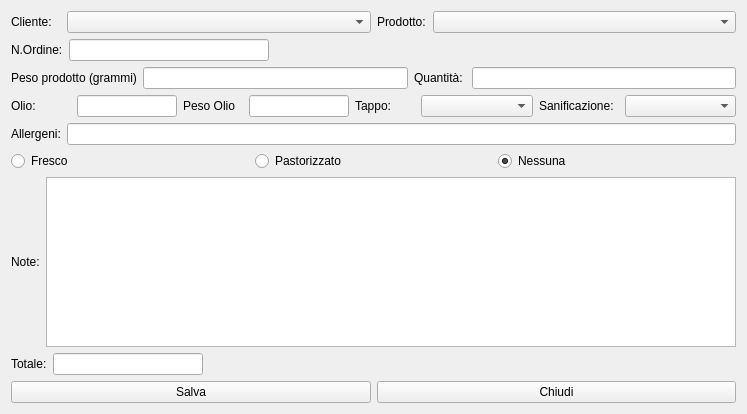
Before: the Qt Designer form hwpmanager.ui in fblabs/hamlet-mod-sancon, drawn with Qt 5.
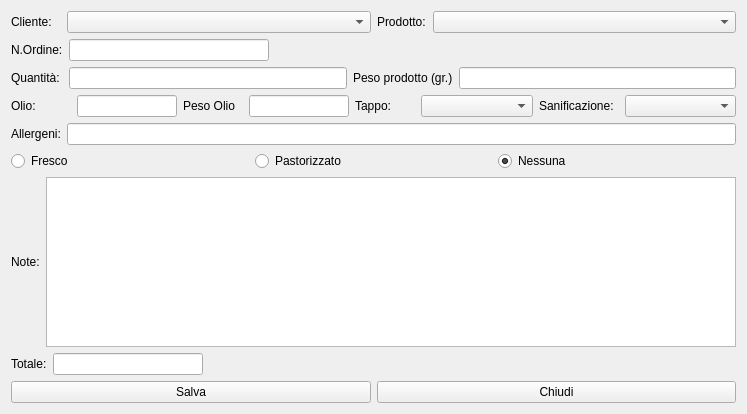
After: the same form once the commit is applied. Icons and pictures are not drawn.

Diff of the .ui file:
```diff
--- a/hwpmanager.ui
+++ b/hwpmanager.ui
@@ -80,26 +80,26 @@
    </item>
    <item>
     <layout class="QGridLayout" name="gridLayout_4">
-     <item row="0" column="0">
+     <item row="0" column="1">
+      <widget class="QLineEdit" name="leQuant"/>
+     </item>
+     <item row="0" column="2">
       <widget class="QLabel" name="label_4">
        <property name="text">
-        <string>Peso prodotto (grammi)</string>
+        <string>Peso prodotto (gr.)</string>
        </property>
       </widget>
      </item>
-     <item row="0" column="2">
+     <item row="0" column="3">
+      <widget class="QLineEdit" name="leVaso"/>
+     </item>
+     <item row="0" column="0">
       <widget class="QLabel" name="label">
        <property name="text">
         <string>Quantità: </string>
        </property>
       </widget>
      </item>
-     <item row="0" column="1">
-      <widget class="QLineEdit" name="leVaso"/>
-     </item>
-     <item row="0" column="3">
-      <widget class="QLineEdit" name="leQuant"/>
-     </item>
     </layout>
    </item>
    <item>
```
Left out of the diff: 1 changed line with no effect on the pictures.
